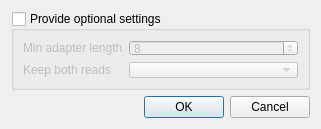
The window that src/plugins/external_tool_support/src/trimmomatic/steps/IlluminaClipAdditionalSettingsDialog.ui (violethaze74/ugene) describes before a commit, drawn with Qt 5.
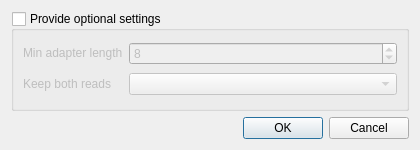
The same window after the commit.

Commit message: UGENE-6132 Size and resizing of the Configure ILLUMINACLIP Optional Settings dialog

Patch:
```diff
--- a/src/plugins/external_tool_support/src/trimmomatic/steps/IlluminaClipAdditionalSettingsDialog.ui
+++ b/src/plugins/external_tool_support/src/trimmomatic/steps/IlluminaClipAdditionalSettingsDialog.ui
@@ -6,8 +6,8 @@
    <rect>
     <x>0</x>
     <y>0</y>
-    <width>321</width>
-    <height>129</height>
+    <width>420</width>
+    <height>150</height>
    </rect>
   </property>
   <property name="sizePolicy">
@@ -18,14 +18,14 @@
   </property>
   <property name="minimumSize">
    <size>
-    <width>321</width>
-    <height>129</height>
+    <width>420</width>
+    <height>150</height>
    </size>
   </property>
   <property name="maximumSize">
    <size>
-    <width>321</width>
-    <height>129</height>
+    <width>420</width>
+    <height>150</height>
    </size>
   </property>
   <property name="windowTitle">
```
